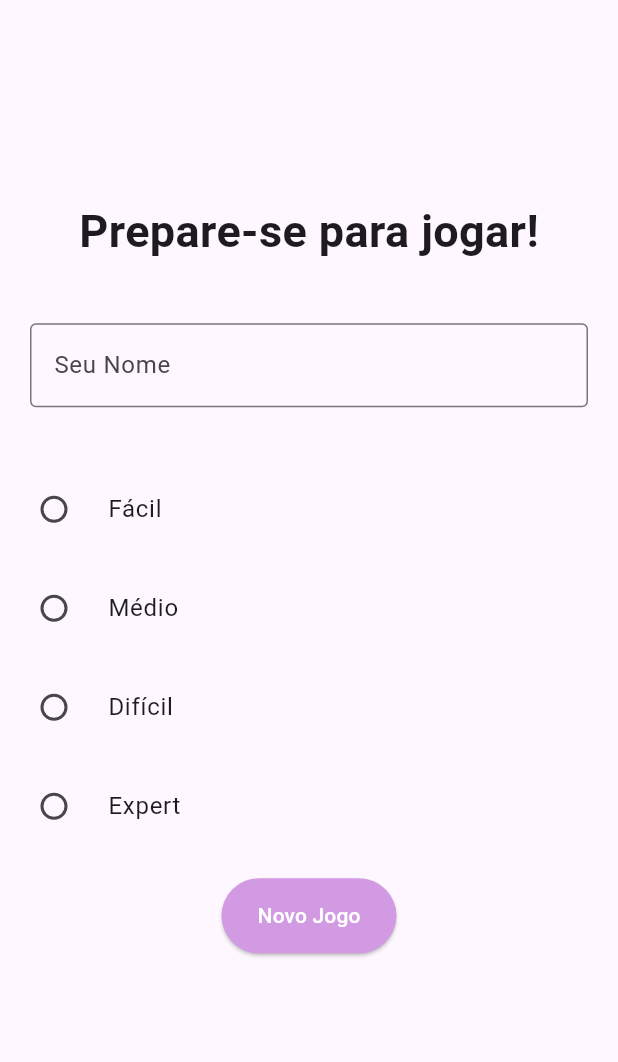
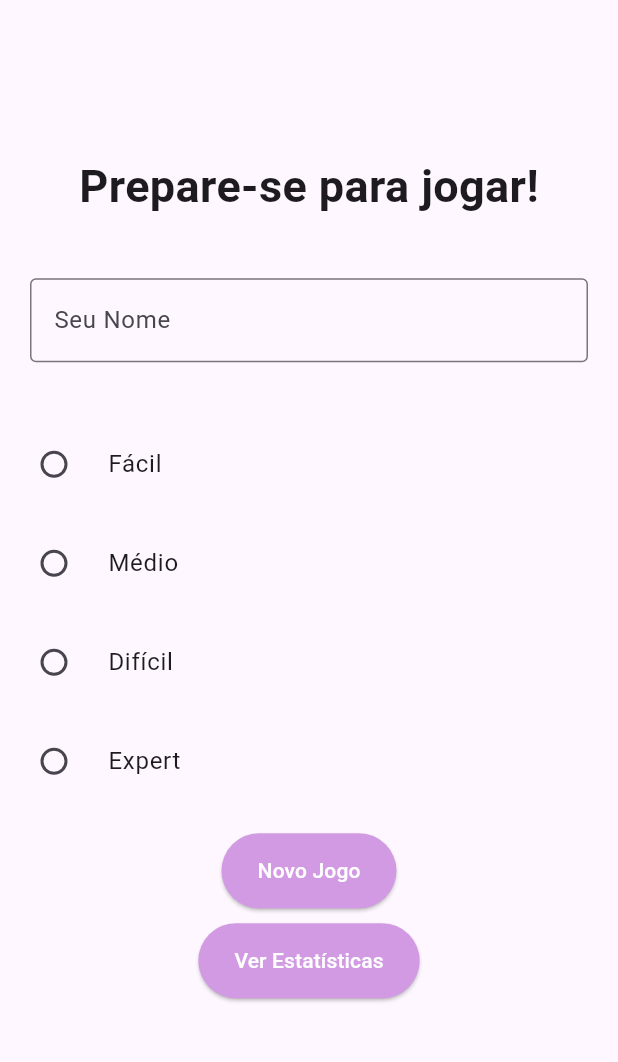
Before and after one commit to rafaamparo/sudoku-app, a Flutter app: the screen it shows after launch, on a phone screen of 412 x 824 dp, the part 84-1146 px from its top. Run offline on Flutter 3.47's test engine with Material 3 defaults, Android fonts, the phone set to English and light mode, and no system bars; our stand-ins replace sqflite, tuple; missing offline and left inert: sudoku_dart; accounts and stored records are empty.

Commit message:
feat: starting new game stats page

```diff
--- a/lib/sudoku_game.dart
+++ b/lib/sudoku_game.dart
@@ -163,7 +163,7 @@ class _PagSudokuState extends State<PagSudoku> {
                               crossAxisSpacing: 5,
                               mainAxisSpacing: 5,
                             ),
-                            physics: ScrollPhysics(),
+                            physics: const ScrollPhysics(),
                             itemBuilder: (BuildContext, indice) {
                               return InkWell(
                                   onTap: () {
@@ -198,7 +198,8 @@ class _PagSudokuState extends State<PagSudoku> {
                                         fontWeight: FontWeight.bold,
                                         color: celulasVazias.contains(
                                                 Tuple2(matriz, indice))
-                                            ? Color.fromARGB(255, 198, 190, 190)
+                                            ? const Color.fromARGB(
+                                                255, 198, 190, 190)
                                             : Colors.black,
                                       ),
                                     ),
--- a/lib/sudoku_iniciar.dart
+++ b/lib/sudoku_iniciar.dart
@@ -1,4 +1,5 @@
 import 'package:flutter/material.dart';
+import 'package:sudoku/sudoku_estatisticas.dart';
 import 'package:sudoku/sudoku_jogo.dart';
 
 class PagInicial extends StatefulWidget {
@@ -103,12 +104,34 @@ class _PagInicialState extends State<PagInicial> {
                                 )));
                       },
                       style: ButtonStyle(
-                          minimumSize: WidgetStateProperty.all(Size(100, 50)),
+                          minimumSize:
+                              WidgetStateProperty.all(const Size(100, 50)),
                           backgroundColor: WidgetStateProperty.all(
-                              Color.fromARGB(255, 209, 154, 227))),
+                              const Color.fromARGB(255, 209, 154, 227))),
                       child: const Text('Novo Jogo',
                           style: TextStyle(color: Colors.white)),
-                    )
+                    ),
+                    const SizedBox(
+                      height: 10,
+                    ),
+                    ElevatedButton(
+                      onPressed: () {
+                        Navigator.of(
+                          context,
+                        ).push(MaterialPageRoute(
+                            builder: (context) => const SudokuEstatisticas(
+                                // dificuldadeSelecionada: dificuldade,
+                                // nome: controladorNome.text,
+                                )));
+                      },
+                      style: ButtonStyle(
+                          minimumSize:
+                              WidgetStateProperty.all(const Size(100, 50)),
+                          backgroundColor: WidgetStateProperty.all(
+                              const Color.fromARGB(255, 209, 154, 227))),
+                      child: const Text('Ver Estatísticas',
+                          style: TextStyle(color: Colors.white)),
+                    ),
                   ],
                 ))));
   }
--- a/pubspec.yaml
+++ b/pubspec.yaml
@@ -37,6 +37,8 @@ dependencies:
   cupertino_icons: ^1.0.8
   sudoku_dart: ^1.2.0
   tuple: ^2.0.2
+  sqflite: ^2.4.1
+  path: ^1.9.0
 
 dev_dependencies:
   flutter_test:
```
Also changed, not shown: lib/services/databaseService.dart (added, +35 -0 lines), lib/sudoku_estatisticas.dart (added, +15 -0 lines), pubspec.lock, 1 other file.
